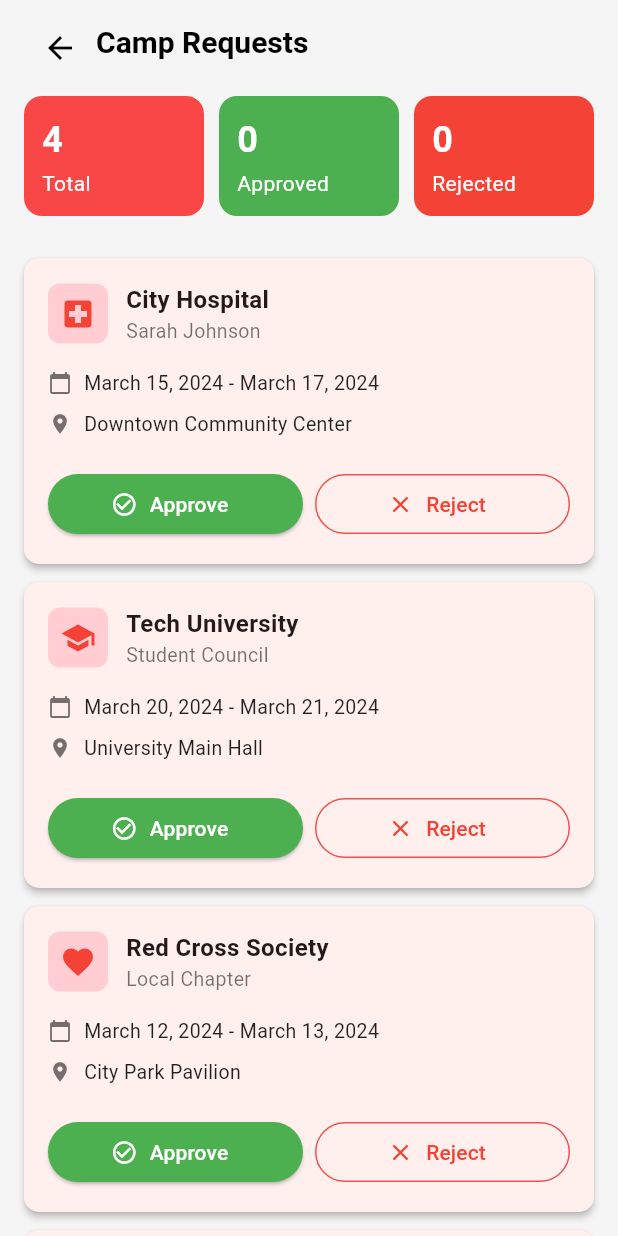
After one commit to hardik7426/blood_bank_app, a Flutter app: the CampRequestsPage screen opened directly, on a phone screen of 412 x 824 dp. The commit adds this screen. Run offline on Flutter 3.47's test engine with Material 3 defaults, Android fonts, the phone set to English and light mode, and no system bars.

Commit message:
camp_request_page_for_blood

```diff
--- a/lib/screens/admin/admin_dashboard_page.dart
+++ b/lib/screens/admin/admin_dashboard_page.dart
@@ -1,3 +1,4 @@
+import 'package:blood_bank_app/screens/admin/camp_requests_page.dart';
 import 'package:blood_bank_app/screens/admin/donor_history_page.dart';
 import 'package:blood_bank_app/screens/admin/inventory_page.dart';
 import 'package:blood_bank_app/screens/admin/manage_camps_page.dart';
@@ -209,7 +210,8 @@
             }),
             _buildModuleItem(Icons.local_hospital, "Camp Blood Requests",
                 "Camp donation requests", () {
-              // TODO
+                  Navigator.push(context,
+                  MaterialPageRoute(builder: (_) => const CampRequestsPage()));
             }),
 
             const SizedBox(height: 30),
--- /dev/null
+++ b/lib/screens/admin/camp_requests_page.dart
@@ -0,0 +1,321 @@
+import 'package:flutter/material.dart';
+
+class CampRequestsPage extends StatefulWidget {
+  const CampRequestsPage({super.key});
+
+  @override
+  State<CampRequestsPage> createState() => _CampRequestsPageState();
+}
+
+class _CampRequestsPageState extends State<CampRequestsPage> {
+  // NOTE: Use a mutable list so we can update the status/remove requests
+  List<Map<String, dynamic>> _campRequests = List.from(_initialCampRequests);
+  int _total = _initialCampRequests.length;
+  int _approved = 0;
+  int _rejected = 0;
+
+  @override
+  void initState() {
+    super.initState();
+    _updateCounts();
+  }
+
+  // Recalculates the total, approved, and rejected counts
+  void _updateCounts() {
+    setState(() {
+      _total = _campRequests.length;
+      _approved = _campRequests.where((r) => r['status'] == 'Approved').length;
+      _rejected = _campRequests.where((r) => r['status'] == 'Rejected').length;
+    });
+  }
+
+  // Handles the Approve and Reject actions
+  void _handleAction(String id, String action) {
+    setState(() {
+      final index = _campRequests.indexWhere((r) => r['id'] == id);
+      if (index != -1) {
+        // Change the status of the request
+        _campRequests[index]['status'] = action;
+
+        // Remove the item from the list to update the display
+        _campRequests.removeAt(index);
+
+        // Optionally, re-add it if you want it to appear in a different section/state
+        // For this UI, we assume approved/rejected requests are processed and disappear from the main list.
+      }
+      _updateCounts();
+    });
+
+    ScaffoldMessenger.of(context).showSnackBar(
+      SnackBar(content: Text('Camp Request ID $id was $action.')),
+    );
+  }
+
+  // --- UI Building ---
+
+  @override
+  Widget build(BuildContext context) {
+    return Scaffold(
+      backgroundColor: Colors.grey[100],
+      body: CustomScrollView(
+        slivers: [
+          // AppBar
+          SliverAppBar(
+            pinned: true,
+            automaticallyImplyLeading: false,
+            backgroundColor: Colors.grey[100],
+            elevation: 0,
+            flexibleSpace: FlexibleSpaceBar(
+              titlePadding: const EdgeInsets.symmetric(horizontal: 16.0, vertical: 12),
+              title: Row(
+                children: [
+                  IconButton(
+                    icon: const Icon(Icons.arrow_back, color: Colors.black),
+                    onPressed: () => Navigator.pop(context),
+                  ),
+                  const Text(
+                    "Camp Requests",
+                    style: TextStyle(color: Colors.black, fontSize: 20, fontWeight: FontWeight.bold),
+                  ),
+                ],
+              ),
+            ),
+          ),
+
+          // Stat Cards (Total, Approved, Rejected)
+          SliverPadding(
+            padding: const EdgeInsets.symmetric(horizontal: 16, vertical: 8),
+            sliver: SliverList(
+              delegate: SliverChildListDelegate(
+                [
+                  Row(
+                    children: [
+                      _buildStatCard("Total", _total.toString(), const Color(0xFFF94747)),
+                      const SizedBox(width: 10),
+                      _buildStatCard("Approved", _approved.toString(), Colors.green),
+                      const SizedBox(width: 10),
+                      _buildStatCard("Rejected", _rejected.toString(), Colors.red),
+                    ],
+                  ),
+                  const SizedBox(height: 20),
+                ],
+              ),
+            ),
+          ),
+
+          // Requests List
+          SliverPadding(
+            padding: const EdgeInsets.symmetric(horizontal: 16.0),
+            sliver: SliverList(
+              delegate: SliverChildBuilderDelegate(
+                (context, index) {
+                  final request = _campRequests[index];
+                  // Only show requests that are pending approval
+                  if (request['status'] == 'Pending') {
+                    return _buildRequestCard(context, request);
+                  }
+                  return const SizedBox.shrink();
+                },
+                childCount: _campRequests.length,
+              ),
+            ),
+          ),
+          const SliverToBoxAdapter(child: SizedBox(height: 20)),
+        ],
+      ),
+    );
+  }
+
+  // Helper Widget for Stat Cards
+  Widget _buildStatCard(String title, String value, Color color) {
+    return Expanded(
+      child: Container(
+        height: 80,
+        padding: const EdgeInsets.all(12),
+        decoration: BoxDecoration(
+          color: color,
+          borderRadius: BorderRadius.circular(12),
+        ),
+        child: Column(
+          crossAxisAlignment: CrossAxisAlignment.start,
+          children: [
+            Text(
+              value,
+              style: const TextStyle(
+                fontSize: 24,
+                fontWeight: FontWeight.bold,
+                color: Colors.white,
+              ),
+            ),
+            const Spacer(),
+            Text(
+              title,
+              style: const TextStyle(
+                fontSize: 14,
+                color: Colors.white,
+              ),
+            ),
+          ],
+        ),
+      ),
+    );
+  }
+
+  // Helper Widget for individual Request Cards
+  Widget _buildRequestCard(BuildContext context, Map<String, dynamic> request) {
+    bool showActions = request['status'] == 'Pending';
+
+    return Card(
+      margin: const EdgeInsets.only(bottom: 12),
+      elevation: 2,
+      shape: RoundedRectangleBorder(borderRadius: BorderRadius.circular(10)),
+      child: Padding(
+        padding: const EdgeInsets.all(16.0),
+        child: Column(
+          crossAxisAlignment: CrossAxisAlignment.start,
+          children: [
+            // Header: Name and Organization
+            Row(
+              children: [
+                Container(
+                  width: 40,
+                  height: 40,
+                  decoration: BoxDecoration(
+                    color: Colors.red.shade100,
+                    borderRadius: BorderRadius.circular(8),
+                  ),
+                  alignment: Alignment.center,
+                  child: Icon(request['icon'], color: Colors.red, size: 24),
+                ),
+                const SizedBox(width: 12),
+                Column(
+                  crossAxisAlignment: CrossAxisAlignment.start,
+                  children: [
+                    Text(
+                      request['campName'],
+                      style: const TextStyle(fontWeight: FontWeight.bold, fontSize: 16),
+                    ),
+                    Text(
+                      request['organizer'],
+                      style: const TextStyle(color: Colors.black54, fontSize: 13),
+                    ),
+                  ],
+                ),
+              ],
+            ),
+            const SizedBox(height: 12),
+
+            // Details: Date and Location
+            _buildDetailRow(Icons.calendar_today, request['dateRange']),
+            _buildDetailRow(Icons.location_on, request['location']),
+
+            // Action Buttons
+            if (showActions)
+              Padding(
+                padding: const EdgeInsets.only(top: 16.0),
+                child: Row(
+                  children: [
+                    Expanded(
+                      child: ElevatedButton.icon(
+                        onPressed: () => _handleAction(request['id'], 'Approved'),
+                        icon: const Icon(Icons.check_circle_outline, size: 18),
+                        label: const Text('Approve'),
+                        style: ElevatedButton.styleFrom(
+                          backgroundColor: Colors.green,
+                          foregroundColor: Colors.white,
+                        ),
+                      ),
+                    ),
+                    const SizedBox(width: 8),
+                    Expanded(
+                      child: OutlinedButton.icon(
+                        onPressed: () => _handleAction(request['id'], 'Rejected'),
+                        icon: const Icon(Icons.close, size: 18),
+                        label: const Text('Reject'),
+                        style: OutlinedButton.styleFrom(
+                          foregroundColor: Colors.red,
+                          side: BorderSide(color: Colors.red.shade400),
+                        ),
+                      ),
+                    ),
+                  ],
+                ),
+              ),
+
+            // View Details Button (for requests that might need review)
+            if (!showActions) // Assuming View Details button is for items that need manual review/details
+              Padding(
+                padding: const EdgeInsets.only(top: 16.0),
+                child: SizedBox(
+                  width: double.infinity,
+                  child: OutlinedButton.icon(
+                    onPressed: () { /* TODO: Navigate to view details */ },
+                    icon: const Icon(Icons.visibility, size: 18),
+                    label: const Text('View Details'),
+                    style: OutlinedButton.styleFrom(
+                      foregroundColor: Colors.blue,
+                      side: const BorderSide(color: Colors.blue),
+                    ),
+                  ),
+                ),
+              ),
+          ],
+        ),
+      ),
+    );
+  }
+
+  // Helper Widget for Detail Rows
+  Widget _buildDetailRow(IconData icon, String text) {
+    return Padding(
+      padding: const EdgeInsets.symmetric(vertical: 4.0),
+      child: Row(
+        children: [
+          Icon(icon, size: 16, color: Colors.black54),
+          const SizedBox(width: 8),
+          Text(text, style: const TextStyle(color: Colors.black87, fontSize: 13)),
+        ],
+      ),
+    );
+  }
+}
+
+// --- Sample Data (Mutable for demonstration) ---
+List<Map<String, dynamic>> _initialCampRequests = [
+  {
+    'id': 'C101',
+    'campName': 'City Hospital',
+    'organizer': 'Sarah Johnson',
+    'dateRange': 'March 15, 2024 - March 17, 2024',
+    'location': 'Downtown Community Center',
+    'icon': Icons.local_hospital,
+    'status': 'Pending',
+  },
+  {
+    'id': 'C102',
+    'campName': 'Tech University',
+    'organizer': 'Student Council',
+    'dateRange': 'March 20, 2024 - March 21, 2024',
+    'location': 'University Main Hall',
+    'icon': Icons.school,
+    'status': 'Pending',
+  },
+  {
+    'id': 'C103',
+    'campName': 'Red Cross Society',
+    'organizer': 'Local Chapter',
+    'dateRange': 'March 12, 2024 - March 13, 2024',
+    'location': 'City Park Pavilion',
+    'icon': Icons.favorite,
+    'status': 'Pending',
+  },
+  {
+    'id': 'C104',
+    'campName': 'TechCorp Inc.',
+    'organizer': 'HR Department',
+    'dateRange': 'March 25, 2024 - March 26, 2024',
+    'location': 'Corporate Office Lobby',
+    'icon': Icons.business,
+    'status': 'Pending',
+  },
+];
```
